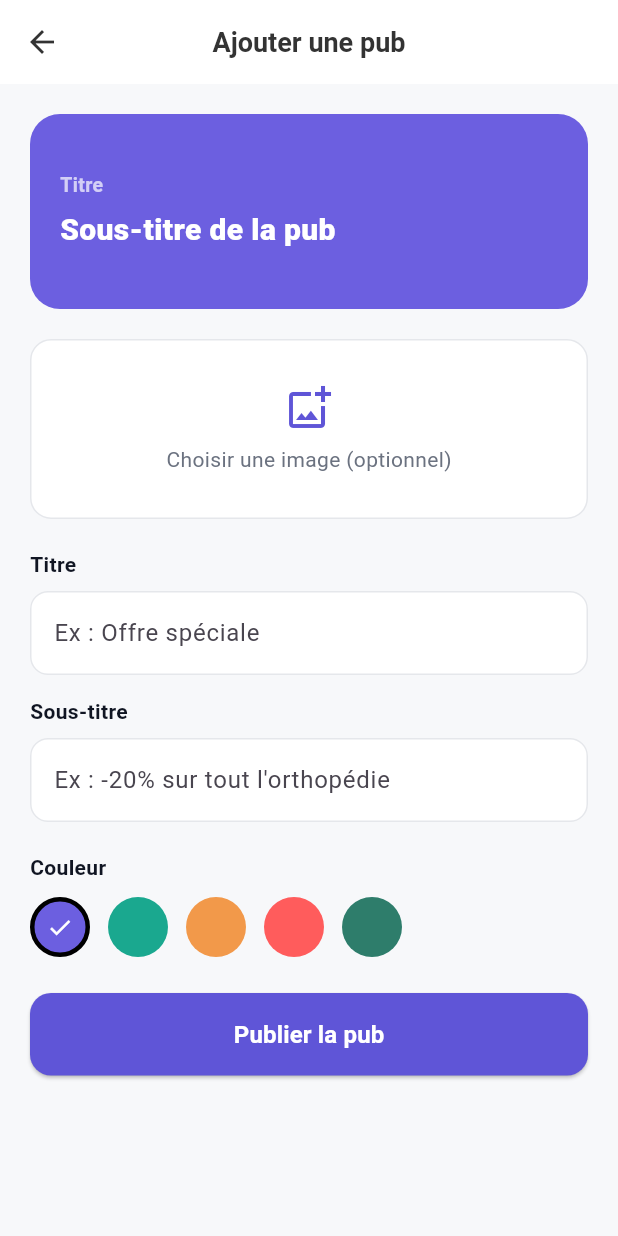
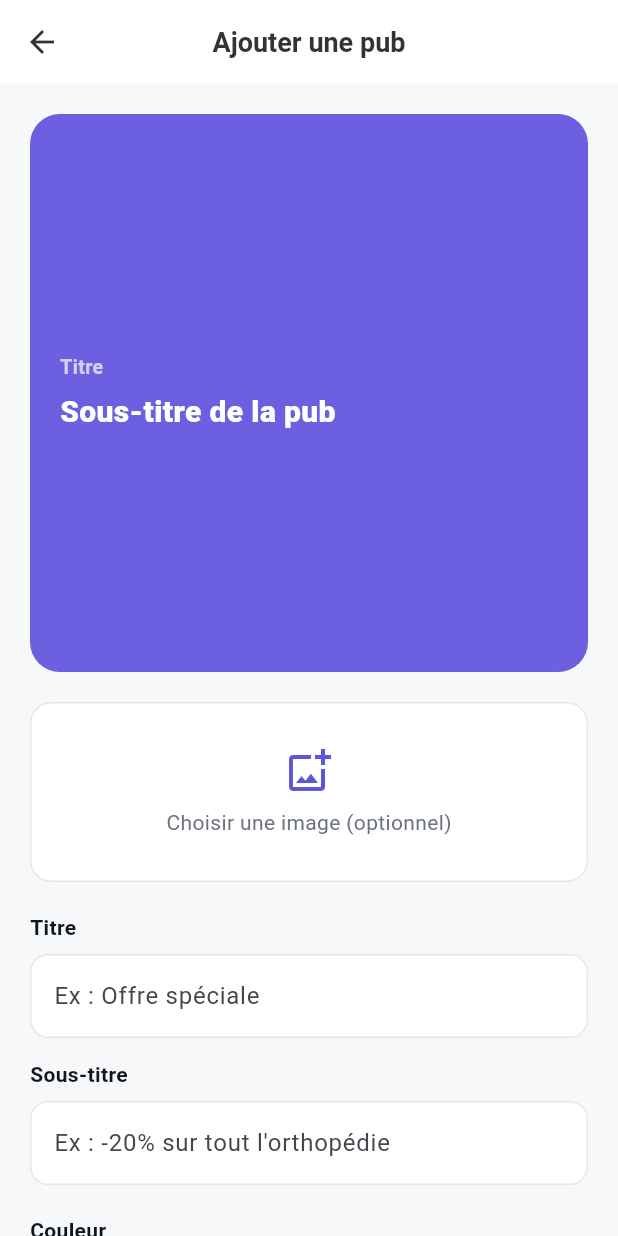
Before and after one commit to pfemoonbou-netizen/medicaclic, a Flutter app: the AddBannerScreen screen opened directly, on a phone screen of 412 x 824 dp. Run offline on Flutter 3.47's test engine with Material 3 defaults, Android fonts, the phone set to English and light mode, and no system bars; our stand-ins replace file_picker, flutter_map, geolocator, go_router, image_picker, latlong2 and 1 more; accounts and stored records are empty.

Commit message:
Boutique: bannieres pub en format carre (image visible en entier)
Co-Authored-By: Claude Opus 4.8 <noreply@anthropic.com>
Claude-Session: https://claude.ai/code/session_01Qugv98F72eF1ZMSTqq2YCm

```diff
--- a/lib/screens/pharmacy/add_banner_screen.dart
+++ b/lib/screens/pharmacy/add_banner_screen.dart
@@ -169,8 +169,9 @@ class _AddBannerScreenState extends State<AddBannerScreen> {
 
   Widget _preview() {
     final color = _colors[_colorHex] ?? _purple;
-    return Container(
-      height: 130,
+    return AspectRatio(
+      aspectRatio: 1,
+      child: Container(
       clipBehavior: Clip.hardEdge,
       decoration: BoxDecoration(color: color, borderRadius: BorderRadius.circular(20)),
       child: Stack(
@@ -191,6 +192,7 @@ class _AddBannerScreenState extends State<AddBannerScreen> {
             ),
           ),
         ],
+      ),
       ),
     );
   }
--- a/lib/screens/pharmacy/pharmacy_screen.dart
+++ b/lib/screens/pharmacy/pharmacy_screen.dart
@@ -212,10 +212,12 @@ class _PharmacyScreenState extends State<PharmacyScreen> {
     // Bannières de l'admin (base) si présentes, sinon bannières par défaut.
     final dbBanners = provider.banners;
     final int count = dbBanners.isNotEmpty ? dbBanners.length : _ads.length;
+    // Format carré : hauteur = largeur (plafonnée pour les grands écrans).
+    final double size = (MediaQuery.of(context).size.width - 32).clamp(200, 380).toDouble();
     return Column(
       children: [
         SizedBox(
-          height: 130,
+          height: size,
           child: PageView.builder(
             controller: _bannerController,
             itemCount: count,
```
